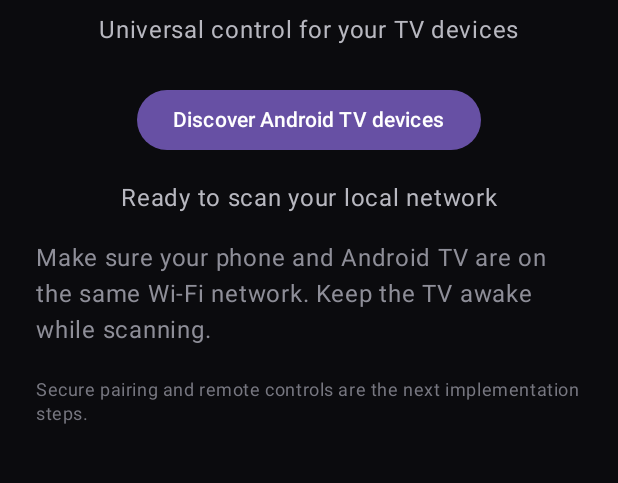
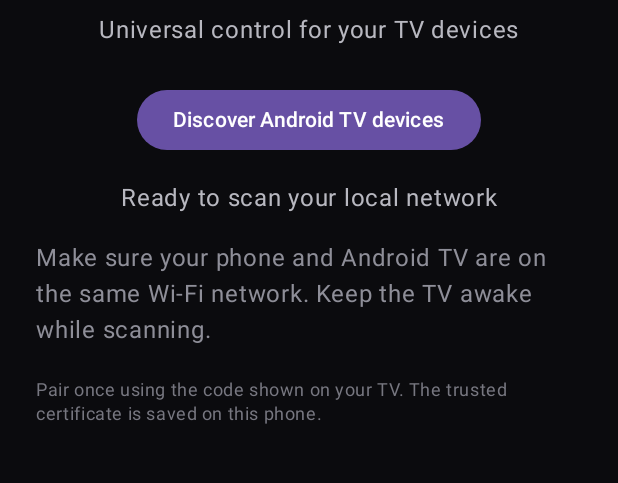
Before and after one commit to Kosimosi/RetroRemote, an Android app built with Jetpack Compose: the screen it shows after launch (MainActivity), on a phone screen of 412 x 824 dp, the part 96-579 px from its top. Run offline under Robolectric (Android 15) with nearby library versions, the phone set to English and light mode, and no system bars; 2 statements that could not run were skipped.

Commit message:
Add Mi Box directional and media remote controls

```diff
--- a/app/src/main/java/com/retroremote/MainActivity.kt
+++ b/app/src/main/java/com/retroremote/MainActivity.kt
@@ -244,12 +244,36 @@ private fun RetroRemoteApp() {
                     }
                 }
 
-                Text(
-                    "Secure pairing and remote controls are the next implementation steps.",
-                    color = Color(0xFF777780),
-                    style = MaterialTheme.typography.bodySmall,
-                    modifier = Modifier.padding(top = 20.dp)
-                )
+                if (connected.value) {
+                    Text("REMOTE CONTROL", color = Color(0xFFE11D48), modifier = Modifier.padding(top = 18.dp, bottom = 8.dp))
+                    Column(horizontalAlignment = Alignment.CenterHorizontally, verticalArrangement = Arrangement.spacedBy(8.dp)) {
+                        Button(onClick = { remote.value?.press(19) }) { Text("▲") }
+                        Row(horizontalArrangement = Arrangement.spacedBy(8.dp), verticalAlignment = Alignment.CenterVertically) {
+                            Button(onClick = { remote.value?.press(21) }) { Text("◀") }
+                            Button(onClick = { remote.value?.press(23) }) { Text("OK") }
+                            Button(onClick = { remote.value?.press(22) }) { Text("▶") }
+                        }
+                        Button(onClick = { remote.value?.press(20) }) { Text("▼") }
+                        Row(horizontalArrangement = Arrangement.spacedBy(8.dp)) {
+                            Button(onClick = { remote.value?.press(4) }) { Text("BACK") }
+                            Button(onClick = { remote.value?.press(3) }) { Text("HOME") }
+                            Button(onClick = { remote.value?.press(82) }) { Text("MENU") }
+                        }
+                        Row(horizontalArrangement = Arrangement.spacedBy(8.dp)) {
+                            Button(onClick = { remote.value?.press(25) }) { Text("VOL −") }
+                            Button(onClick = { remote.value?.press(164) }) { Text("MUTE") }
+                            Button(onClick = { remote.value?.press(24) }) { Text("VOL +") }
+                        }
+                        TextButton(onClick = { remote.value?.close(); connected.value = false; status.value = "Disconnected" }) { Text("Disconnect") }
+                    }
+                } else {
+                    Text(
+                        "Pair once using the code shown on your TV. The trusted certificate is saved on this phone.",
+                        color = Color(0xFF777780),
+                        style = MaterialTheme.typography.bodySmall,
+                        modifier = Modifier.padding(top = 20.dp)
+                    )
+                }
             }
         }
     }
```
